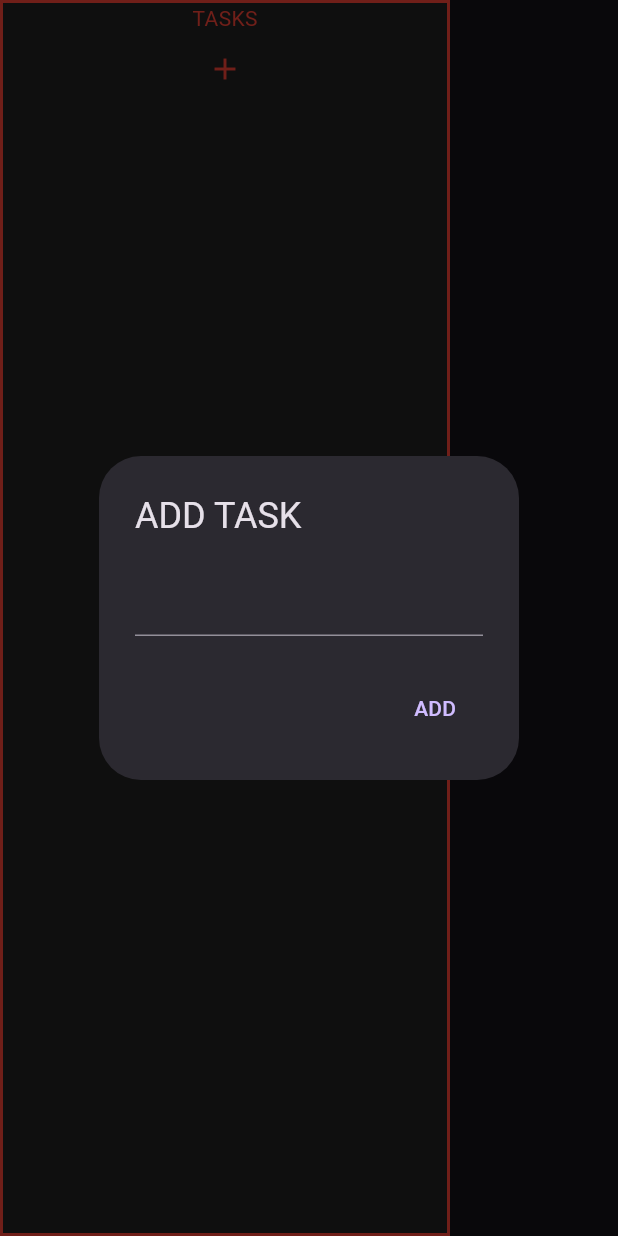
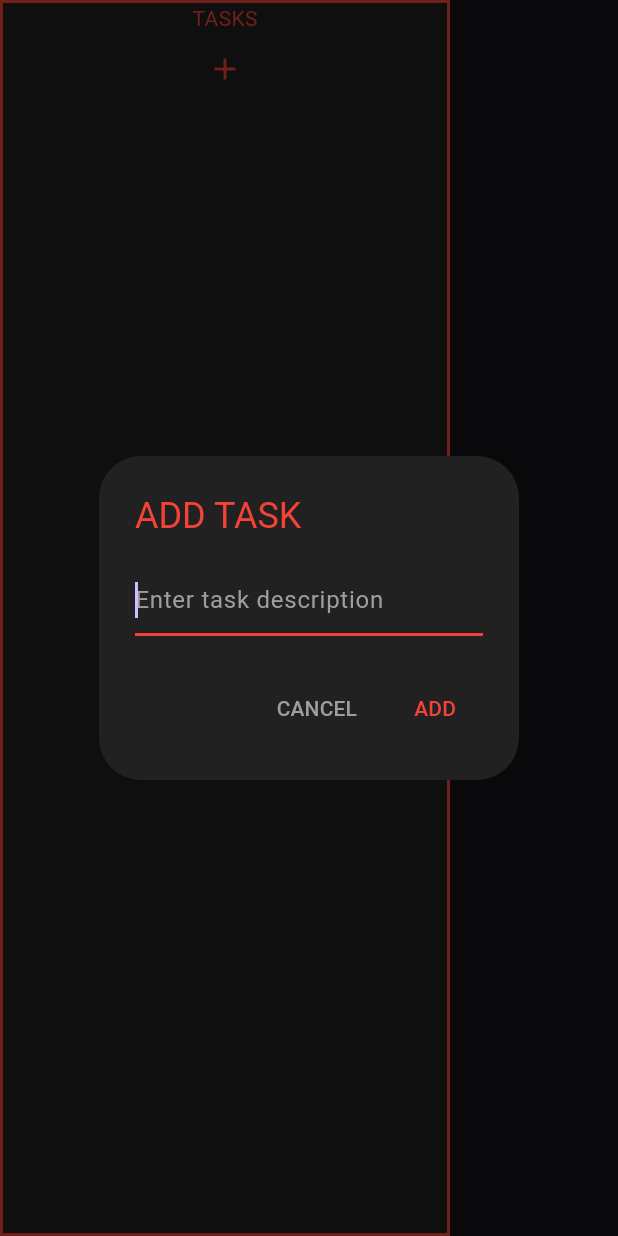
Before and after one commit to ramAdam/BombTimer, a Flutter app: the TodoList widget shown alone on an empty page, opened directly, after a tap on the "add" icon, on a phone screen of 412 x 824 dp. Run offline on Flutter 3.47's test engine with Material 3 defaults, Android fonts, the phone set to English and light mode, and no system bars; our stand-ins replace audioplayers; missing offline and left inert: gif_view.

Commit message:
Refactor todo dialog handling by creating a dedicated TodoDialogs utility and simplifying dialog invocation in BombTimer and TodoList widgets

```diff
--- /dev/null
+++ b/bomb_timer/lib/utils/dialogs.dart
@@ -0,0 +1,85 @@
+import 'package:flutter/material.dart';
+
+class TodoDialogs {
+  static void showAddTodoDialog(
+    BuildContext context,
+    void Function(String text) onAddTodo,
+  ) {
+    showDialog(
+      context: context,
+      builder: (dialogContext) => AddTodoDialog(
+        onAddTodo: onAddTodo,
+      ),
+    );
+  }
+}
+
+// Create a separate stateful widget for the dialog
+class AddTodoDialog extends StatefulWidget {
+  final void Function(String text) onAddTodo;
+
+  const AddTodoDialog({required this.onAddTodo, super.key});
+
+  @override
+  State<AddTodoDialog> createState() => _AddTodoDialogState();
+}
+
+class _AddTodoDialogState extends State<AddTodoDialog> {
+  late TextEditingController textController;
+
+  @override
+  void initState() {
+    super.initState();
+    textController = TextEditingController();
+  }
+
+  @override
+  void dispose() {
+    textController.dispose();
+    super.dispose();
+  }
+
+  void submitText() {
+    if (textController.text.isNotEmpty) {
+      widget.onAddTodo(textController.text);
+      Navigator.of(context).pop();
+    }
+  }
+
+  @override
+  Widget build(BuildContext context) {
+    return AlertDialog(
+      title: const Text(
+        'ADD TASK',
+        style: TextStyle(color: Colors.red),
+      ),
+      backgroundColor: Colors.grey[900],
+      content: TextField(
+        controller: textController,
+        autofocus: true,
+        style: const TextStyle(color: Colors.white),
+        decoration: const InputDecoration(
+          hintText: 'Enter task description',
+          hintStyle: TextStyle(color: Colors.grey),
+          enabledBorder: UnderlineInputBorder(
+            borderSide: BorderSide(color: Colors.red),
+          ),
+          focusedBorder: UnderlineInputBorder(
+            borderSide: BorderSide(color: Colors.red, width: 2),
+          ),
+        ),
+        onSubmitted: (_) => submitText(),
+      ),
+      actions: [
+        TextButton(
+          onPressed: () => Navigator.of(context).pop(),
+          child: const Text('CANCEL', style: TextStyle(color: Colors.grey)),
+        ),
+        TextButton(
+          onPressed: submitText,
+          child: const Text('ADD', style: TextStyle(color: Colors.red)),
+        ),
+      ],
+    );
+  }
+}
--- a/bomb_timer/lib/widgets/todo_list_widget.dart
+++ b/bomb_timer/lib/widgets/todo_list_widget.dart
@@ -1,5 +1,6 @@
 // widgets/todo_list_widget.dart
 import 'package:bomb_timer/bomb_timer_controller.dart';
+import 'package:bomb_timer/utils/dialogs.dart';
 import 'package:flutter/material.dart';
 import 'package:provider/provider.dart';
 
@@ -27,31 +28,8 @@ class TodoList extends StatelessWidget {
             ),
           IconButton(
             icon: Icon(Icons.add, color: Colors.red),
-            onPressed: () => _showAddTodoDialog(context),
-          ),
-        ],
-      ),
-    );
-  }
-
-  void _showAddTodoDialog(BuildContext context) {
-    final controller = Provider.of<BombTimerController>(context, listen: false);
-    final textController = TextEditingController();
-
-    showDialog(
-      context: context,
-      builder: (context) => AlertDialog(
-        title: Text('ADD TASK'),
-        content: TextField(controller: textController),
-        actions: [
-          TextButton(
-            onPressed: () {
-              if (textController.text.isNotEmpty) {
-                controller.addTodo(textController.text);
-                Navigator.pop(context);
-              }
-            },
-            child: Text('ADD'),
+            onPressed: () => TodoDialogs.showAddTodoDialog(
+                context, (text) => controller.addTodo(text)),
           ),
         ],
       ),
```
Also changed, not shown: bomb_timer/lib/bomb_timer_widget.dart (+4 -25 lines).
